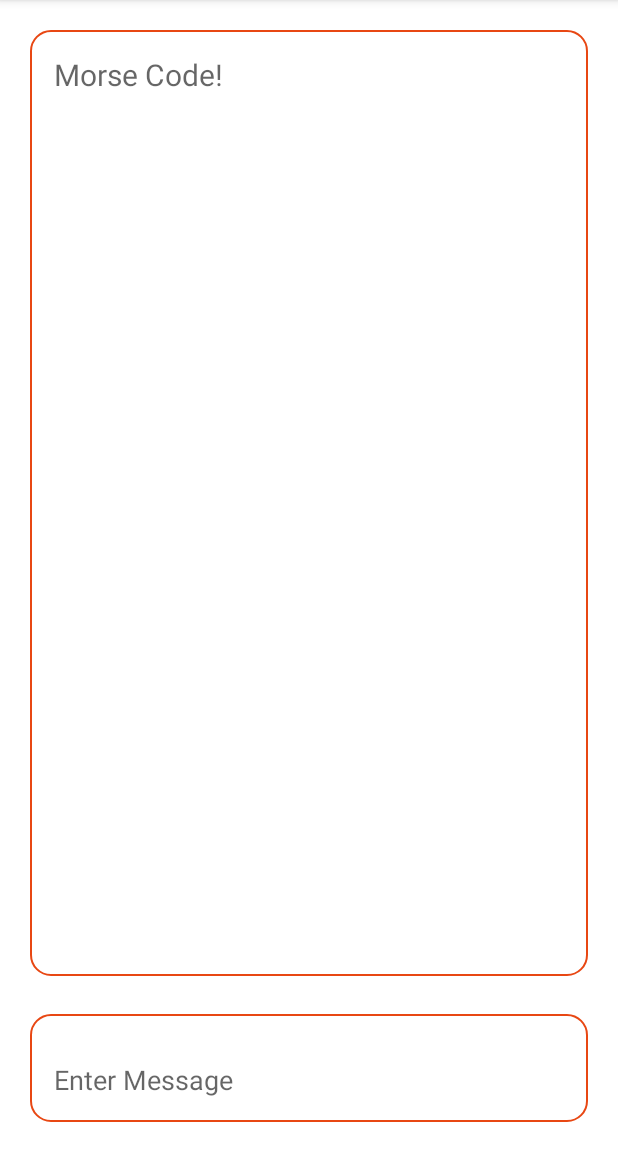
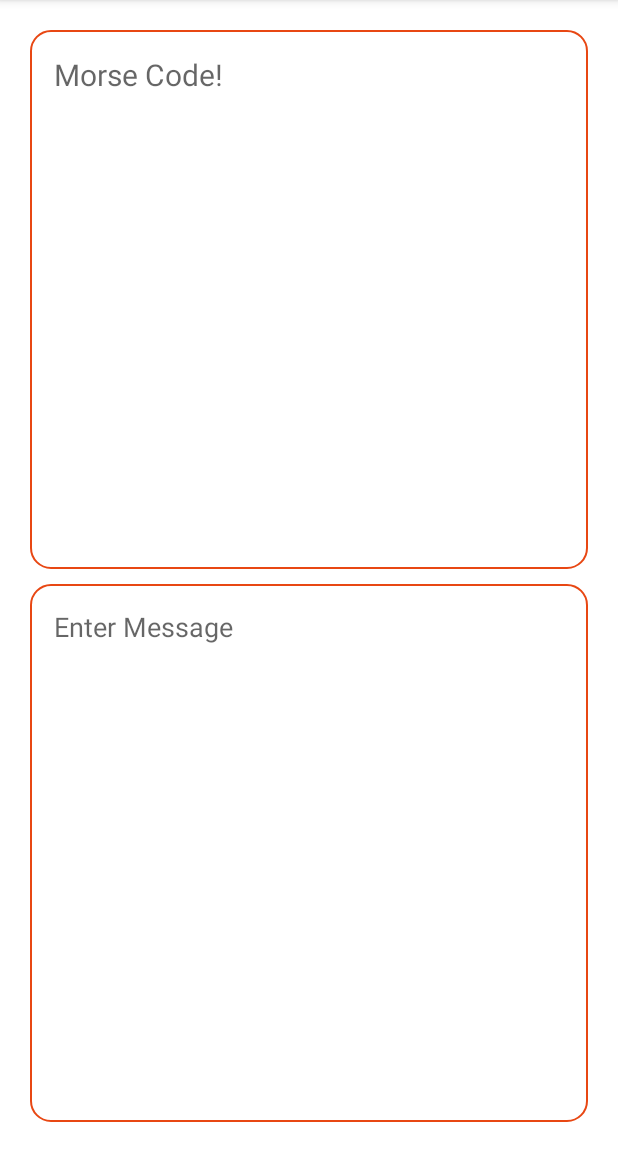
Before and after one commit to bharathkalyans/MorseCodeGenerator, an Android app: the screen it shows after launch (MainActivity), after a tap on "Clear All", on a phone screen of 412 x 824 dp, the part 84-1236 px from its top. Run offline under Robolectric (Android 15) with nearby library versions, the phone set to English and light mode, and no system bars; our stand-ins replace data binding.

Commit message:
Changed couple of Stuff! Including XML Layout!

```diff
--- a/app/src/main/AndroidManifest.xml
+++ b/app/src/main/AndroidManifest.xml
@@ -9,7 +9,8 @@
         android:roundIcon="@mipmap/ic_morsecode_symbol_round"
         android:supportsRtl="true"
         android:theme="@style/Theme.MorseCodeGenerator">
-        <activity android:name=".MainActivity">
+        <activity android:name=".MainActivity"
+            android:windowSoftInputMode="adjustPan">
             <intent-filter>
                 <action android:name="android.intent.action.MAIN" />
 
--- a/app/src/main/java/com/bharathkalyans/morsecodegenerator/MainActivity.kt
+++ b/app/src/main/java/com/bharathkalyans/morsecodegenerator/MainActivity.kt
@@ -25,7 +25,7 @@ class MainActivity : AppCompatActivity() {
     lateinit var binding: ActivityMainBinding
     override fun onCreate(savedInstanceState: Bundle?) {
         //Removes Dark Mode!
-        AppCompatDelegate.setDefaultNightMode(AppCompatDelegate.MODE_NIGHT_NO);
+        AppCompatDelegate.setDefaultNightMode(AppCompatDelegate.MODE_NIGHT_NO)
 
         super.onCreate(savedInstanceState)
 
@@ -56,6 +56,8 @@ class MainActivity : AppCompatActivity() {
     }
 
     private fun convertToMorseCode(charArray: CharArray): String {
+
+
         val morseCodeMap = mapOf(
             "A" to "._",
             "B" to "_...",
@@ -103,30 +105,41 @@ class MainActivity : AppCompatActivity() {
             "-" to "_...._",
             "\"" to "._.._.",
             " " to "  ",
-            "!" to "!",
-            "~" to "~",
-            "`" to "`",
-            "@" to "@",
-            "$" to "$",
-            "#" to "#",
-            "%" to "%",
-            "^" to "^",
-            "&" to "&",
-            "-" to "-",
-            "+" to "+",
-            ";" to ";",
-            ":" to ":",
-            "/" to "/",
-            "{" to "{",
-            "[" to "[",
-            "]" to "]",
-            "}" to "}",
-            "|" to "|",
+
+            )
+
+        val illegalCharacters = mapOf(
+            "!" to "",
+            "~" to "",
+            "`" to "",
+            "@" to "",
+            "$" to "",
+            "#" to "",
+            "%" to "",
+            "^" to "",
+            "&" to "",
+            "-" to "",
+            "+" to "",
+            ";" to "",
+            ":" to "",
+            "/" to "",
+            "{" to "",
+            "[" to "",
+            "]" to "",
+            "}" to "",
+            "|" to "",
+            "=" to "",
+            "*" to "",
         )
+
 
         val stringBuilder = StringBuilder()
 
         for (character in charArray) {
+
+            if (illegalCharacters.containsKey(character.toString()))
+                continue
+
             val myChar = character.toUpperCase()
             val morseChar = morseCodeMap.getValue(myChar.toString()).plus(" ")
             stringBuilder.append(morseChar)
--- a/app/src/main/res/layout/activity_main.xml
+++ b/app/src/main/res/layout/activity_main.xml
@@ -26,8 +26,9 @@
             android:padding="16dp"
             android:textAlignment="textStart"
             android:textSize="20sp"
-            app:layout_constraintBottom_toTopOf="@+id/guideline2"
+            app:layout_constraintBottom_toTopOf="@+id/etPlainText"
             app:layout_constraintEnd_toEndOf="parent"
+            app:layout_constraintHorizontal_bias="0.5"
             app:layout_constraintStart_toStartOf="parent"
             app:layout_constraintTop_toTopOf="parent"
             app:layout_constraintVertical_bias="0.0" />
@@ -36,23 +37,22 @@
             android:id="@+id/etPlainText"
             android:layout_width="0dp"
             android:layout_height="0dp"
-            android:layout_marginTop="15dp"
             android:background="@drawable/custom_design"
-            android:gravity="bottom"
+            android:gravity="start"
             android:hint="@string/enter_message"
             android:inputType="textPersonName"
             android:padding="16dp"
             app:layout_constraintBottom_toBottomOf="parent"
             app:layout_constraintEnd_toEndOf="parent"
-            app:layout_constraintHorizontal_bias="0.497"
+            app:layout_constraintHorizontal_bias="0.5"
             app:layout_constraintStart_toStartOf="parent"
-            app:layout_constraintTop_toBottomOf="@+id/guideline2" />
+            app:layout_constraintTop_toBottomOf="@+id/tvMorseCode" />
 
-        <androidx.constraintlayout.widget.Guideline
+        <!--<androidx.constraintlayout.widget.Guideline
             android:id="@+id/guideline2"
             android:layout_width="wrap_content"
             android:layout_height="wrap_content"
             android:orientation="horizontal"
-            app:layout_constraintGuide_percent="0.88" />
+            app:layout_constraintGuide_begin="508dp" />-->
     </androidx.constraintlayout.widget.ConstraintLayout>
 </layout>
```
